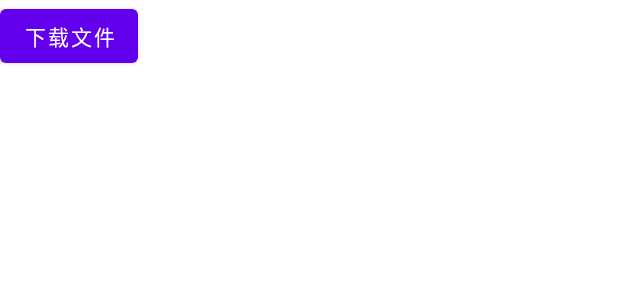
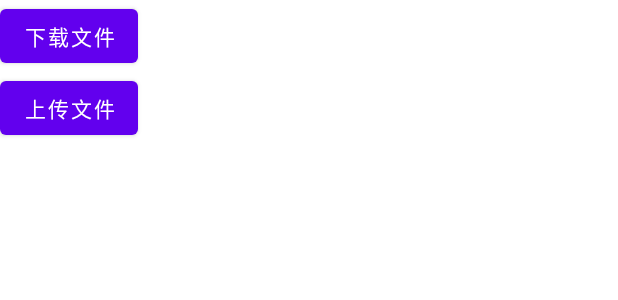
Before and after one commit to love-10/Alwayson, an Android app: the layout activity_net.xml on its own in the app's theme, with its tools: preview values and no code run, on a phone screen of 412 x 824 dp. Shown: the top 300 px of the screen. Run offline under Robolectric (Android 15) with nearby library versions, the light colour scheme and no system bars.

Commit message:
上传文件

```diff
--- a/app/src/main/java/com/example/alwayson/net/MainActivity.kt
+++ b/app/src/main/java/com/example/alwayson/net/MainActivity.kt
@@ -16,9 +16,8 @@ class MainActivity : FragmentActivity() {
         binding = ActivityNetBinding.inflate(layoutInflater)
         setContentView(binding.root)
         binding.download.setOnClickListener {
-            Toast.makeText(this, "下载", Toast.LENGTH_SHORT).show()
             bgHandler.post {
-                DownLoad.downloadFile(this, "http://192.168.0.103:8080/1.mp4", "1.mp4")
+                DownLoad.downloadFile(this, "http://192.168.0.103:8080/d.html", "d.html")
             }
         }
     }
--- a/app/src/main/res/layout/activity_net.xml
+++ b/app/src/main/res/layout/activity_net.xml
@@ -10,4 +10,10 @@
         android:layout_height="wrap_content"
         android:text="下载文件" />
 
+    <Button
+        android:id="@+id/upload"
+        android:layout_width="wrap_content"
+        android:layout_height="wrap_content"
+        android:text="上传文件" />
+
 </LinearLayout>
```
Also changed, not shown: app/src/main/java/com/example/alwayson/net/DownLoad.kt (+38 -1 lines), app/src/main/java/com/example/alwayson/net/FileDownloadService.kt (+12 -0 lines), app/src/main/java/com/example/alwayson/net/UploadResponse.kt (added, +7 -0 lines).
